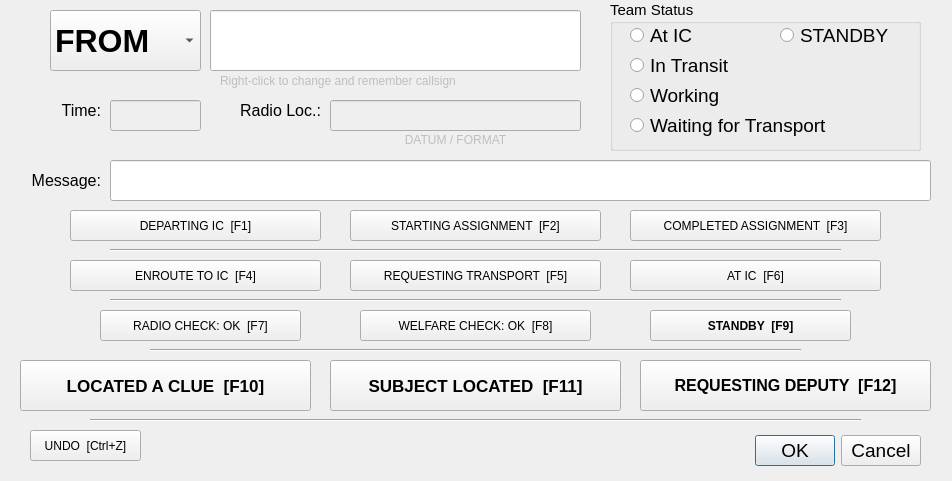
Old version of the form newEntryWidget.ui in the repository ncssar/radiolog.
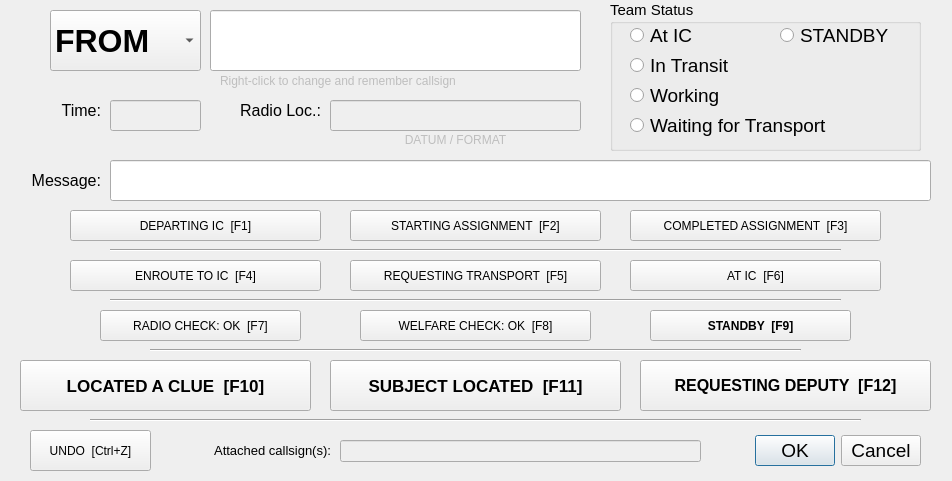
New version of the form.

Commit message:
fix 306 (attached callsigns)
#  12-10-16    TMG       fix 306 (attached callsigns)

Patch:
```diff
--- a/newEntryWidget.ui
+++ b/newEntryWidget.ui
@@ -632,8 +632,8 @@
     <rect>
      <x>30</x>
      <y>430</y>
-     <width>111</width>
-     <height>31</height>
+     <width>121</width>
+     <height>41</height>
     </rect>
    </property>
    <property name="font">
@@ -865,6 +865,41 @@
     <enum>Qt::Horizontal</enum>
    </property>
   </widget>
+  <widget class="QLineEdit" name="attachedField">
+   <property name="enabled">
+    <bool>false</bool>
+   </property>
+   <property name="geometry">
+    <rect>
+     <x>340</x>
+     <y>440</y>
+     <width>361</width>
+     <height>22</height>
+    </rect>
+   </property>
+  </widget>
+  <widget class="QLabel" name="label_7">
+   <property name="geometry">
+    <rect>
+     <x>150</x>
+     <y>430</y>
+     <width>181</width>
+     <height>41</height>
+    </rect>
+   </property>
+   <property name="font">
+    <font>
+     <family>Segoe UI</family>
+     <pointsize>10</pointsize>
+    </font>
+   </property>
+   <property name="text">
+    <string>Attached callsign(s):</string>
+   </property>
+   <property name="alignment">
+    <set>Qt::AlignRight|Qt::AlignTrailing|Qt::AlignVCenter</set>
+   </property>
+  </widget>
  </widget>
  <tabstops>
   <tabstop>teamField</tabstop>
```
The commit also changes 2 other files.
